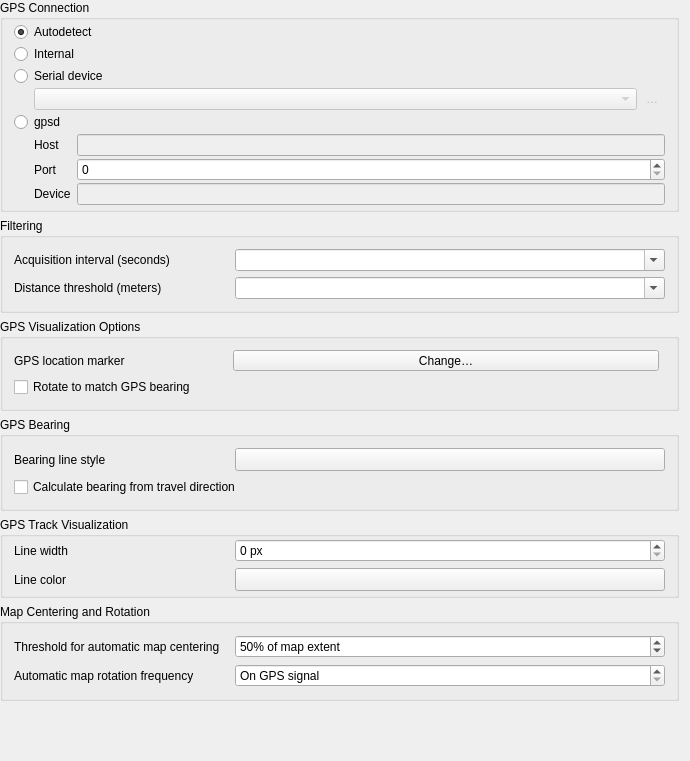
qgis/QGIS, file src/ui/qgsgpsoptionswidgetbase.ui: the form before one commit.
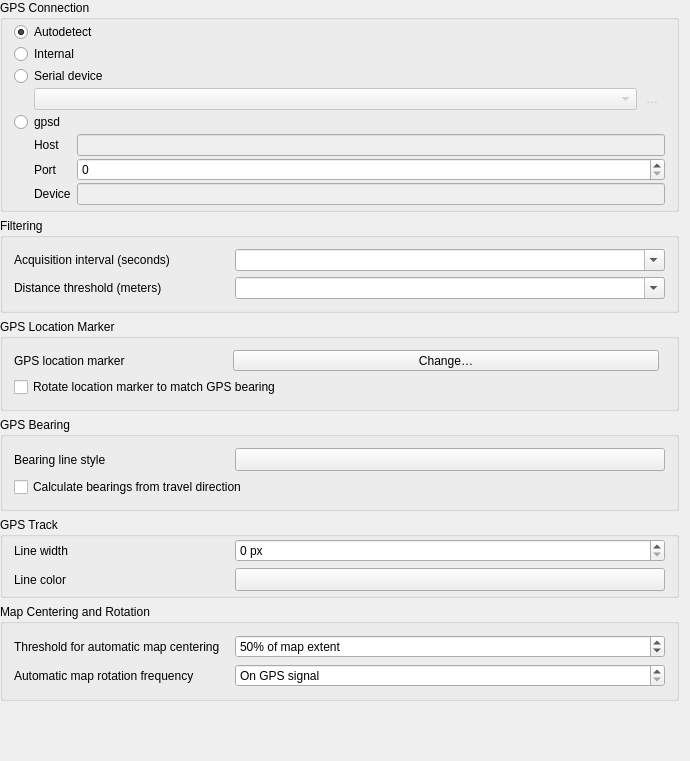
The form after the commit. Icons and pictures are not drawn. Custom widgets are drawn as their Qt base class.

```diff
--- a/src/ui/qgsgpsoptionswidgetbase.ui
+++ b/src/ui/qgsgpsoptionswidgetbase.ui
@@ -264,7 +264,7 @@
        <item>
         <widget class="QgsCollapsibleGroupBox" name="groupBox_2">
          <property name="title">
-          <string>GPS Visualization Options</string>
+          <string>GPS Location Marker</string>
          </property>
          <layout class="QGridLayout" name="gridLayout_4" columnstretch="1,2,0">
           <item row="0" column="0">
@@ -290,7 +290,7 @@
           <item row="1" column="0" colspan="3">
            <widget class="QCheckBox" name="mCheckRotateLocationMarker">
             <property name="text">
-             <string>Rotate to match GPS bearing</string>
+             <string>Rotate location marker to match GPS bearing</string>
             </property>
            </widget>
           </item>
@@ -329,7 +329,7 @@
              <string>If checked, the bearing reported by the GPS device will be ignored and the bearing will instead be calculated by the angle between the previous two GPS locations</string>
             </property>
             <property name="text">
-             <string>Calculate bearing from travel direction</string>
+             <string>Calculate bearings from travel direction</string>
             </property>
            </widget>
           </item>
@@ -339,7 +339,7 @@
        <item>
         <widget class="QgsCollapsibleGroupBox" name="groupBox_3">
          <property name="title">
-          <string>GPS Track Visualization</string>
+          <string>GPS Track</string>
          </property>
          <layout class="QGridLayout" name="gridLayout_16" columnstretch="1,2">
           <property name="topMargin">
```
